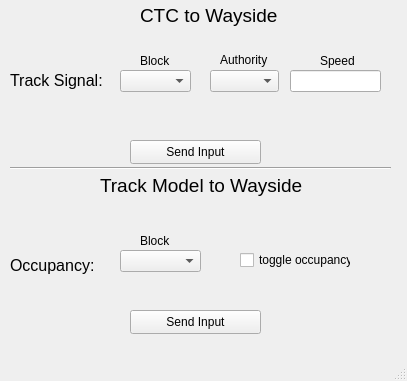
First picture: the form in TrackControllerTest/TestUi.ui, repository LucasZ99/ECE1140SystemsEngineeringProject, before the edit.
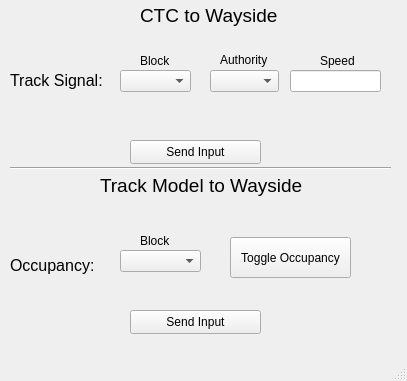
Second picture: the form after the edit.

What changed in the file:
```diff
--- a/TrackControllerTest/TestUi.ui
+++ b/TrackControllerTest/TestUi.ui
@@ -223,17 +223,17 @@
      </rect>
     </property>
    </widget>
-   <widget class="QCheckBox" name="occupied_checkbox">
+   <widget class="QPushButton" name="occupancy_toggle_button">
     <property name="geometry">
      <rect>
-      <x>240</x>
-      <y>250</y>
-      <width>111</width>
-      <height>20</height>
+      <x>230</x>
+      <y>237</y>
+      <width>121</width>
+      <height>41</height>
      </rect>
     </property>
     <property name="text">
-     <string>toggle occupancy</string>
+     <string>Toggle Occupancy</string>
     </property>
    </widget>
   </widget>
```
